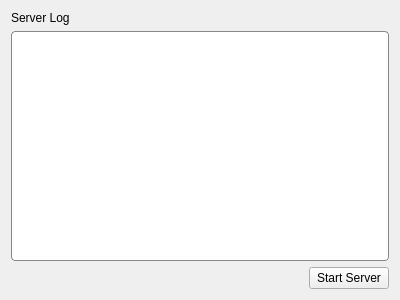
Above: Server/serverwindow.ui from aliabodaraa/chat_disktop_application_with_Qt before the change. Below: the same form after it.
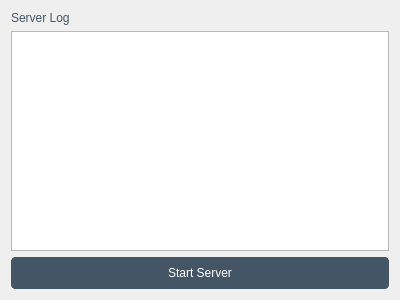
That is the form after the change.

The edit to the form file:
```diff
--- a/Server/serverwindow.ui
+++ b/Server/serverwindow.ui
@@ -17,7 +17,8 @@
    <item row="0" column="0" colspan="2">
     <widget class="QLabel" name="label">
      <property name="styleSheet">
-      <string notr="true">font: 12pt &quot;MS Shell Dlg 2&quot;;</string>
+      <string notr="true">font: 12pt &quot;MS Shell Dlg 2&quot;;
+color:#456;</string>
      </property>
      <property name="text">
       <string>Server Log</string>
@@ -27,30 +28,44 @@
    <item row="1" column="0" colspan="2">
     <widget class="QPlainTextEdit" name="logEditor">
      <property name="styleSheet">
-      <string notr="true">border-radius: 4;
-background-color: #fff;
-border:1px solid #888;</string>
+      <string notr="true">
+border-radius: 4;
+background-color: rgb(248, 248, 248);
+border:1px solid rgb(78, 157, 235);
+
+chatView::item{
+    color: white;
+font-size:20px;
+    border: none;
+height:40px;
+margin:1px 0px 0px 0px;
+   border-radius: 4;
+   background-color: #444;
+   border:1px solid #888;
+}</string>
      </property>
      <property name="readOnly">
       <bool>true</bool>
      </property>
     </widget>
    </item>
-   <item row="2" column="0">
-    <spacer name="horizontalSpacer">
-     <property name="orientation">
-      <enum>Qt::Horizontal</enum>
-     </property>
-     <property name="sizeHint" stdset="0">
-      <size>
-       <width>298</width>
-       <height>20</height>
-      </size>
-     </property>
-    </spacer>
-   </item>
-   <item row="2" column="1">
+   <item row="2" column="0" colspan="2">
     <widget class="QPushButton" name="startStopButton">
+     <property name="styleSheet">
+      <string notr="true">QPushButton {
+padding:2px;
+height:26%;
+width:10%;
+border-radius: 4;
+background-color: #456;
+border:1px solid #456;
+color:white;}
+QPushButton:hover:!pressed
+{
+  border: 1px solid #333;
+ background-color: #333;
+}</string>
+     </property>
      <property name="text">
       <string>Start Server</string>
      </property>
```
